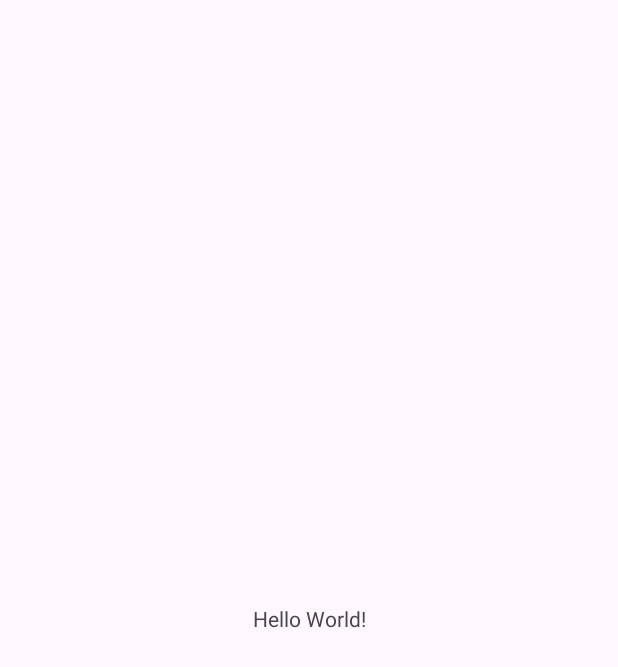
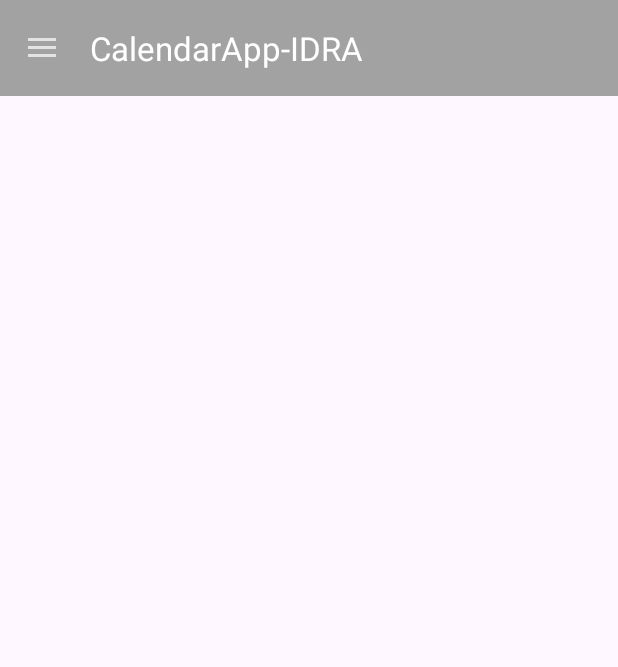
Before and after one commit to matttuuu/app-calendarioEvaluaciones, an Android app: the screen it shows after launch (MainActivity), on a phone screen of 412 x 824 dp. Before the commit the part shown is almost empty. Shown: the top 667 px of the screen. Run offline under Robolectric (Android 15) with nearby library versions, the phone set to English and light mode, and no system bars.

Commit message:
Primer version de nav drawer - pending onclick

```diff
--- /dev/null
+++ b/CalendarAppIDRA/app/src/main/java/Fragments/MainFragment.java
@@ -0,0 +1,4 @@
+package Fragments;
+
+public class MainFragment {
+}
--- a/CalendarAppIDRA/app/src/main/java/com/example/calendarapp_idra/MainActivity.java
+++ b/CalendarAppIDRA/app/src/main/java/com/example/calendarapp_idra/MainActivity.java
@@ -1,14 +1,35 @@
 package com.example.calendarapp_idra;
 
+import androidx.appcompat.app.ActionBarDrawerToggle;
 import androidx.appcompat.app.AppCompatActivity;
+import androidx.appcompat.widget.Toolbar;
+import androidx.drawerlayout.widget.DrawerLayout;
 
 import android.os.Bundle;
 
+import com.google.android.material.navigation.NavigationView;
+
 public class MainActivity extends AppCompatActivity {
+
+    DrawerLayout drawerLayout;
+    ActionBarDrawerToggle actionBarDrawerToggle;
+    Toolbar tooolbar;
+    NavigationView navigationView;
+
 
     @Override
     protected void onCreate(Bundle savedInstanceState) {
         super.onCreate(savedInstanceState);
         setContentView(R.layout.activity_main);
+        tooolbar = findViewById(R.id.toolbar); //Referenciamos la variable de objeto toolbar al que tenemos en la vista main
+        setSupportActionBar(tooolbar);
+        drawerLayout = findViewById(R.id.drawer); //Realizamos lo mismo :)
+        navigationView = findViewById(R.id.navigationView);
+
+        actionBarDrawerToggle = new ActionBarDrawerToggle(this,drawerLayout,tooolbar,R.string.open,R.string.close); ///*BORRAR: Explicado" en minuto 17:35
+        drawerLayout.addDrawerListener(actionBarDrawerToggle); //Le añadimos un listener al drawerLayout
+        actionBarDrawerToggle.setDrawerIndicatorEnabled(true);
+        actionBarDrawerToggle.syncState();
+
     }
 }
--- /dev/null
+++ b/CalendarAppIDRA/app/src/main/res/drawable/baseline_groups_24.xml
@@ -0,0 +1,5 @@
+<vector android:height="24dp" android:tint="#000000"
+    android:viewportHeight="24" android:viewportWidth="24"
+    android:width="24dp" xmlns:android="http://schemas.android.com/apk/res/android">
+    <path android:fillColor="@android:color/white" android:pathData="M12,12.75c1.63,0 3.07,0.39 4.24,0.9c1.08,0.48 1.76,1.56 1.76,2.73L18,18H6l0,-1.61c0,-1.18 0.68,-2.26 1.76,-2.73C8.93,13.14 10.37,12.75 12,12.75zM4,13c1.1,0 2,-0.9 2,-2c0,-1.1 -0.9,-2 -2,-2s-2,0.9 -2,2C2,12.1 2.9,13 4,13zM5.13,14.1C4.76,14.04 4.39,14 4,14c-0.99,0 -1.93,0.21 -2.78,0.58C0.48,14.9 0,15.62 0,16.43V18l4.5,0v-1.61C4.5,15.56 4.73,14.78 5.13,14.1zM20,13c1.1,0 2,-0.9 2,-2c0,-1.1 -0.9,-2 -2,-2s-2,0.9 -2,2C18,12.1 18.9,13 20,13zM24,16.43c0,-0.81 -0.48,-1.53 -1.22,-1.85C21.93,14.21 20.99,14 20,14c-0.39,0 -0.76,0.04 -1.13,0.1c0.4,0.68 0.63,1.46 0.63,2.29V18l4.5,0V16.43zM12,6c1.66,0 3,1.34 3,3c0,1.66 -1.34,3 -3,3s-3,-1.34 -3,-3C9,7.34 10.34,6 12,6z"/>
+</vector>
--- /dev/null
+++ b/CalendarAppIDRA/app/src/main/res/drawable/baseline_home_24.xml
@@ -0,0 +1,5 @@
+<vector android:height="24dp" android:tint="#000000"
+    android:viewportHeight="24" android:viewportWidth="24"
+    android:width="24dp" xmlns:android="http://schemas.android.com/apk/res/android">
+    <path android:fillColor="@android:color/white" android:pathData="M10,20v-6h4v6h5v-8h3L12,3 2,12h3v8z"/>
+</vector>
--- a/CalendarAppIDRA/app/src/main/res/layout/activity_main.xml
+++ b/CalendarAppIDRA/app/src/main/res/layout/activity_main.xml
@@ -1,18 +1,34 @@
 <?xml version="1.0" encoding="utf-8"?>
-<androidx.constraintlayout.widget.ConstraintLayout xmlns:android="http://schemas.android.com/apk/res/android"
+<androidx.drawerlayout.widget.DrawerLayout xmlns:android="http://schemas.android.com/apk/res/android"
     xmlns:app="http://schemas.android.com/apk/res-auto"
     xmlns:tools="http://schemas.android.com/tools"
     android:layout_width="match_parent"
     android:layout_height="match_parent"
-    tools:context=".MainActivity">
+    tools:context=".MainActivity"
+    android:id="@+id/drawer">
 
-    <TextView
-        android:layout_width="wrap_content"
+    <!--Dentro de estos include, vamos agregando todos los xml a nuestra vista-->
+    <include
+        android:layout_width="match_parent"
         android:layout_height="wrap_content"
-        android:text="Hello World!"
-        app:layout_constraintBottom_toBottomOf="parent"
-        app:layout_constraintEnd_toEndOf="parent"
-        app:layout_constraintStart_toStartOf="parent"
-        app:layout_constraintTop_toTopOf="parent" />
+        layout="@layout/drawer_main_toolbar"
+    />
+    <include
+        android:layout_width="match_parent"
+        android:layout_height="wrap_content"
+        layout="@layout/main_fragment_container"
+        />
 
-</androidx.constraintlayout.widget.ConstraintLayout>
+    <com.google.android.material.navigation.NavigationView
+        android:id="@+id/navigationView"
+        android:layout_width="match_parent"
+        android:layout_height="match_parent"
+        app:menu="@menu/drawer_menu"
+        app:headerLayout="@layout/drawer_header"
+        android:layout_gravity="start"
+        android:fitsSystemWindows="true"
+        />
+        <!--layout_gravity hace que el elemento se vaya hacia un lugar especifico -->
+
+
+</androidx.drawerlayout.widget.DrawerLayout>
--- /dev/null
+++ b/CalendarAppIDRA/app/src/main/res/layout/drawer_header.xml
@@ -0,0 +1,26 @@
+<?xml version="1.0" encoding="utf-8"?>
+<androidx.constraintlayout.widget.ConstraintLayout xmlns:android="http://schemas.android.com/apk/res/android"
+    xmlns:app="http://schemas.android.com/apk/res-auto"
+    xmlns:tools="http://schemas.android.com/tools"
+    android:layout_width="match_parent"
+    android:layout_height="match_parent">
+
+    <!--Este xml representa nuestro header principal de la aplicacion-->
+    <!--Se presenta justo abajo del toolbar (basicamente una barra donde estan las opciones de navegacion)-->
+
+    <TextView
+        android:id="@+id/textView"
+        android:layout_width="0dp"
+        android:layout_height="130dp"
+        android:layout_marginTop="64dp"
+        android:background="#579051"
+
+        android:padding="20dp"
+        android:text="TextView"
+        android:textSize="30sp"
+        android:textStyle="normal"
+        app:layout_constraintEnd_toEndOf="parent"
+        app:layout_constraintStart_toStartOf="parent"
+        app:layout_constraintTop_toTopOf="parent" />
+
+</androidx.constraintlayout.widget.ConstraintLayout>
--- /dev/null
+++ b/CalendarAppIDRA/app/src/main/res/layout/drawer_main_toolbar.xml
@@ -0,0 +1,25 @@
+<?xml version="1.0" encoding="utf-8"?>
+<androidx.constraintlayout.widget.ConstraintLayout xmlns:android="http://schemas.android.com/apk/res/android"
+    xmlns:app="http://schemas.android.com/apk/res-auto"
+    android:layout_width="match_parent"
+    android:layout_height="match_parent">
+
+    <!--Nuestro toolbar con el menu correspondiente-->
+    <androidx.appcompat.widget.Toolbar
+
+        android:id="@+id/toolbar"
+        android:layout_width="0dp"
+
+        android:layout_height="?attr/actionBarSize"
+        android:background="#A2A2A2"
+        android:theme="@style/ThemeOverlay.AppCompat.Dark"
+
+        app:layout_constraintEnd_toEndOf="parent"
+        app:layout_constraintStart_toStartOf="parent"
+        app:layout_constraintTop_toTopOf="parent">
+    </androidx.appcompat.widget.Toolbar>
+
+
+
+
+</androidx.constraintlayout.widget.ConstraintLayout>
--- /dev/null
+++ b/CalendarAppIDRA/app/src/main/res/layout/main_fragment_container.xml
@@ -0,0 +1,14 @@
+<?xml version="1.0" encoding="utf-8"?>
+<androidx.constraintlayout.widget.ConstraintLayout xmlns:android="http://schemas.android.com/apk/res/android"
+    android:layout_width="match_parent"
+    android:layout_height="match_parent">
+
+    <!--xml contenedor de fragmentos (diferentes opciones) dentro de un menu-->
+    <FrameLayout
+        android:id="@id/container"
+        android:layout_width="match_parent"
+        android:layout_height="match_parent">
+
+    </FrameLayout>
+
+</androidx.constraintlayout.widget.ConstraintLayout>
--- /dev/null
+++ b/CalendarAppIDRA/app/src/main/res/menu/drawer_menu.xml
@@ -0,0 +1,40 @@
+<?xml version="1.0" encoding="utf-8"?>
+<menu xmlns:android="http://schemas.android.com/apk/res/android">
+
+<item
+    android:title="mainSideMenu">
+    <menu>
+        <item
+            android:id="@+id/home"
+            android:icon="@drawable/baseline_home_24"
+            android:title="Home!"
+
+        ></item>
+        <item
+            android:id="@+id/people"
+            android:icon="@drawable/baseline_groups_24"
+            android:title="Home!"
+
+            ></item>
+    </menu>
+</item>
+
+    <item
+        android:title="secondarySideMenu">
+        <menu>
+            <item
+                android:id="@+id/home2"
+                android:icon="@drawable/baseline_home_24"
+                android:title="Home!"
+
+                ></item>
+            <item
+                android:id="@+id/people2"
+                android:icon="@drawable/baseline_groups_24"
+                android:title="Home!"
+
+                ></item>
+        </menu>
+    </item>
+
+</menu>
--- a/CalendarAppIDRA/app/src/main/res/values/strings.xml
+++ b/CalendarAppIDRA/app/src/main/res/values/strings.xml
@@ -1,3 +1,5 @@
 <resources>
     <string name="app_name">CalendarApp-IDRA</string>
+    <string name="open">open</string>
+    <string name="close">close</string>
 </resources>
```
Also changed, not shown: 1 other file.
